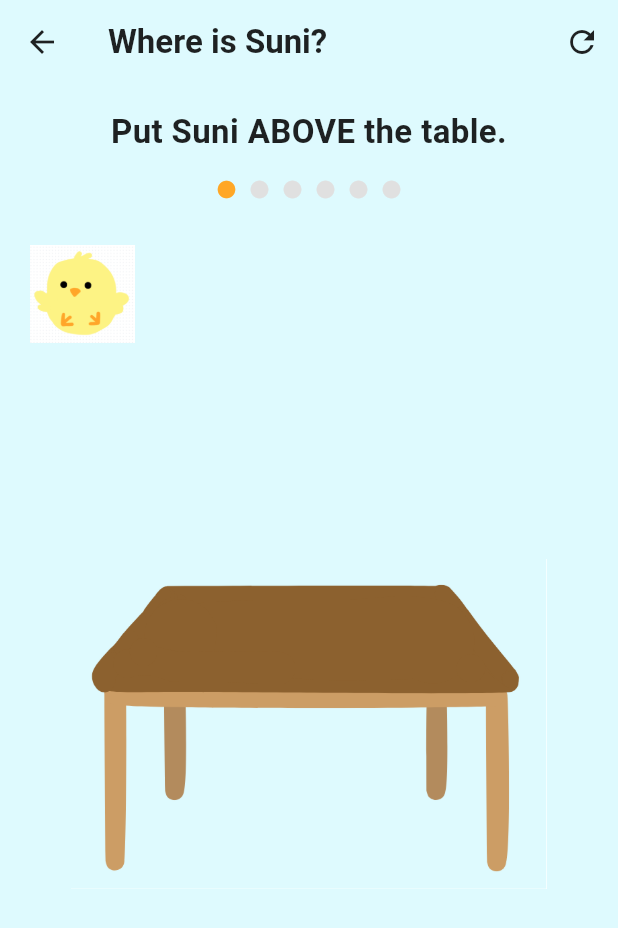
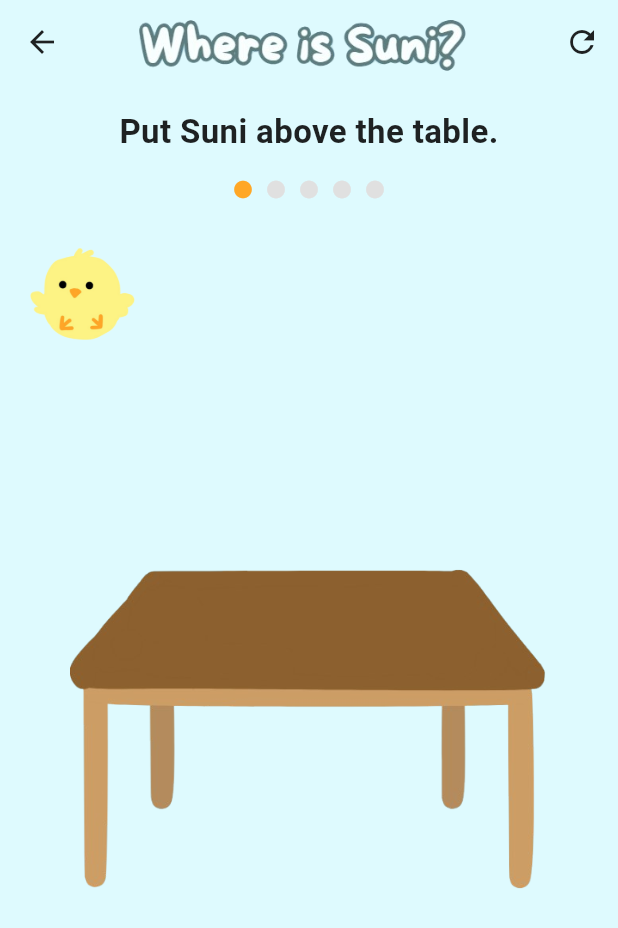
Before and after one commit to tsvetadzh/SuniPal, a Flutter app: the RoomGame screen opened directly, on a phone screen of 412 x 824 dp. Shown: the top 928 px of the screen. Run offline on Flutter 3.47's test engine with Material 3 defaults, Android fonts, the phone set to English and light mode, and no system bars; our stand-ins replace just_audio.

Commit message:
where is suni - made suni go under the table by draging, did the reload button, removed the background from suni and the table, made the page title like the others

```diff
--- a/suni_pal_app/lib/pages/room_game.dart
+++ b/suni_pal_app/lib/pages/room_game.dart
@@ -1,7 +1,7 @@
 import 'package:flutter/material.dart';
 import 'package:flutter/services.dart';
 
-enum _Cmd { above, over, under, toTheLeft, toTheRight, nextTo }
+enum _Cmd { above, over, under, toTheLeft, toTheRight }
 
 class RoomGame extends StatefulWidget {
   const RoomGame({super.key});
@@ -12,12 +12,11 @@ class RoomGame extends StatefulWidget {
 
 class _RoomGameState extends State<RoomGame> {
   static const _text = <_Cmd, String>{
-    _Cmd.above:      'Put Suni ABOVE the table.',
-    _Cmd.over:       'Put Suni ON TOP OF the table.',
-    _Cmd.under:      'Put Suni UNDER the table.',
-    _Cmd.toTheLeft:  'Put Suni TO THE LEFT of the table.',
-    _Cmd.toTheRight: 'Put Suni TO THE RIGHT of the table.',
-    _Cmd.nextTo:     'Put Suni NEXT TO the table.',
+    _Cmd.above:      'Put Suni above the table.',
+    _Cmd.over:       'Put Suni on top of the table.',
+    _Cmd.under:      'Put Suni under the table.',
+    _Cmd.toTheLeft:  'Put Suni to the left of the table.',
+    _Cmd.toTheRight: 'Put Suni to the right of the table.',
   };
 
   static const _sequence = [
@@ -26,7 +25,6 @@ class _RoomGameState extends State<RoomGame> {
     _Cmd.under,
     _Cmd.toTheLeft,
     _Cmd.toTheRight,
-    _Cmd.nextTo,
   ];
 
   static const double _suniSize = 70;
@@ -62,15 +60,14 @@ class _RoomGameState extends State<RoomGame> {
       case _Cmd.over:
         return t.inflate(_suniSize * 0.35).contains(c);
       case _Cmd.under:
-        return c.dy > t.bottom + _snap &&
-            c.dx > t.left - _suniSize * 0.6 &&
-            c.dx < t.right + _suniSize * 0.6;
+        return c.dy > t.top + t.height * 0.3 &&
+            c.dy < t.bottom &&
+            c.dx > t.left + t.width * 0.15 &&
+            c.dx < t.right - t.width * 0.15;
       case _Cmd.toTheLeft:
         return c.dx < t.left - _snap;
       case _Cmd.toTheRight:
         return c.dx > t.right + _snap;
-      case _Cmd.nextTo:
-        return c.dx < t.left - _snap || c.dx > t.right + _snap;
     }
   }
 
@@ -124,7 +121,7 @@ class _RoomGameState extends State<RoomGame> {
   @override
   Widget build(BuildContext context) {
     final String instrText = _won
-        ? 'Amazing! You did it all!'
+        ? 'Amazing!'
         : _success
             ? 'Well done!'
             : (_text[_cmd] ?? '');
@@ -136,26 +133,21 @@ class _RoomGameState extends State<RoomGame> {
       appBar: AppBar(
         backgroundColor: const Color.fromARGB(255, 222, 250, 254),
         elevation: 0,
-        title: const Text(
-          'Where is Suni?',
-          style: TextStyle(
-            fontSize: 22,
-            fontWeight: FontWeight.bold,
-            color: Colors.black87,
-          ),
+        title: Image.asset(
+          'assets/images/page_titles/wheresuni.png',
+          height: 90,
+          fit: BoxFit.contain,
         ),
         iconTheme: const IconThemeData(color: Colors.black87),
         actions: [
           IconButton(
             icon: const Icon(Icons.refresh),
             onPressed: _restart,
-            tooltip: 'Start Over',
           ),
         ],
       ),
       body: Column(
         children: [
-          // Instruction banner (matches style of other games)
           AnimatedSwitcher(
             duration: const Duration(milliseconds: 400),
             child: Container(
@@ -218,7 +210,7 @@ class _RoomGameState extends State<RoomGame> {
                         fit: BoxFit.contain,
                       ),
                     ),
-                    // Suni (draggable chicken)
+                    // Suni
                     Positioned(
                       left: _suniX,
                       top: _suniY,
@@ -229,7 +221,7 @@ class _RoomGameState extends State<RoomGame> {
                           scale: _success ? 1.2 : 1.0,
                           duration: const Duration(milliseconds: 200),
                           child: Image.asset(
-                            'assets/images/Suni.PNG',
+                            'assets/images/characters/suni_table.png',
                             width: _suniSize,
                             height: _suniSize,
                             fit: BoxFit.contain,
```
Also changed, not shown: suni_pal_app/lib/pages/songs.dart (+0 -31 lines), suni_pal_app/assets/images/characters/suni_table.png (added), suni_pal_app/assets/images/characters/table.png, suni_pal_app/assets/images/page_titles/wheresuni.png (added).
